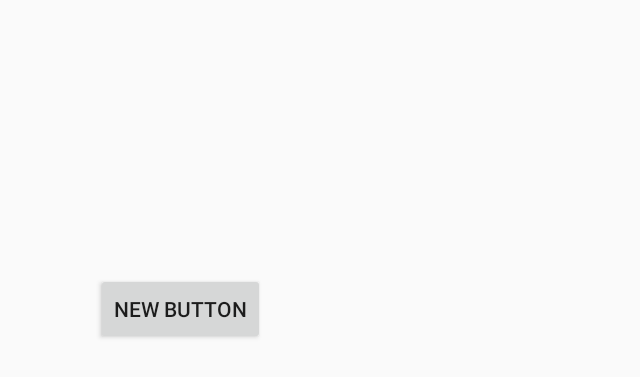
After one commit to yc1000/461GroupProject, an Android app: the GameStarterActivity screen opened directly, with no data from a screen before it, on a phone screen of 824 x 412 dp (held sideways). The commit adds this screen. Shown: the top 377 px of the screen, without its empty margins (0-640 px from the left). Run offline under Robolectric (Android 15) with nearby library versions, the light colour scheme and no system bars; 1 statement that could not run was skipped.

Commit message:
swag :+1:

```diff
--- a/BluetoothParts/app/src/main/java/com/example/yc100/bluetoothparts/BluetoothChatFragment.java
+++ b/BluetoothParts/app/src/main/java/com/example/yc100/bluetoothparts/BluetoothChatFragment.java
@@ -47,7 +47,6 @@ import android.widget.Toast;
  * This fragment controls Bluetooth to communicate with other devices.
  */
 public class BluetoothChatFragment extends Fragment {
-
     private static final String TAG = "BluetoothChatFragment";
 
     // Intent request codes
@@ -86,9 +85,14 @@ public class BluetoothChatFragment extends Fragment {
      */
     private BluetoothChatService mChatService = null;
 
+    private int activityNum = 0;
+
+    private static int used;
     @Override
     public void onCreate(Bundle savedInstanceState) {
         super.onCreate(savedInstanceState);
+
+        if(used != 7) {
             setHasOptionsMenu(true);
             // Get local Bluetooth adapter
             mBluetoothAdapter = BluetoothAdapter.getDefaultAdapter();
@@ -98,6 +102,8 @@ public class BluetoothChatFragment extends Fragment {
                 FragmentActivity activity = getActivity();
                 Toast.makeText(activity, "Bluetooth is not available", Toast.LENGTH_LONG).show();
                 activity.finish();
+            }
+            used = 7;
         }
     }
 
@@ -151,6 +157,10 @@ public class BluetoothChatFragment extends Fragment {
         //mConversationView = (ListView) view.findViewById(R.id.in);
         //mOutEditText = (EditText) view.findViewById(R.id.edit_text_out);
         //mSendButton = (Button) view.findViewById(R.id.button_send);
+    }
+
+    public void changeActivity(int newCode) {
+        activityNum = newCode;
     }
 
     /**
@@ -236,6 +246,15 @@ public class BluetoothChatFragment extends Fragment {
         }
     };
 
+    public void copy(BluetoothChatFragment rhs, int activityCode) {
+        this.activityNum = activityCode;
+        this.mBluetoothAdapter = rhs.mBluetoothAdapter;
+        this.mChatService = rhs.mChatService;
+        this.mConnectedDeviceName = rhs.mConnectedDeviceName;
+        this.mOutStringBuffer = rhs.mOutStringBuffer;
+        this.mChatService.changeHandler(mHandler);
+    }
+
     /**
      * Updates the status on the action bar.
      *
@@ -283,7 +302,6 @@ public class BluetoothChatFragment extends Fragment {
                         case BluetoothChatService.STATE_CONNECTED:
                             setStatus(getString(R.string.title_connected_to, mConnectedDeviceName));
                             //mConversationArrayAdapter.clear();
-                            // TODO: Add opponent surrendured here
                             break;
                         case BluetoothChatService.STATE_CONNECTING:
                             setStatus(R.string.title_connecting);
@@ -291,6 +309,7 @@ public class BluetoothChatFragment extends Fragment {
                         case BluetoothChatService.STATE_LISTEN:
                         case BluetoothChatService.STATE_NONE:
                             setStatus(R.string.title_not_connected);
+                            // TODO: Add opponent surrendered here
                             break;
                     }
                     break;
@@ -304,8 +323,10 @@ public class BluetoothChatFragment extends Fragment {
                     byte[] readBuf = (byte[]) msg.obj;
                     // construct a string from the valid bytes in the buffer
                     String readMessage = new String(readBuf, 0, msg.arg1);
-                    MainActivity.test();
-                    //mConversationArrayAdapter.add(readMessage);
+                    if(activityNum == 1) {
+                        GameStarterActivity mActivity = (GameStarterActivity) getActivity();
+                        mActivity.parse(readMessage);
+                    }
                     break;
                 case Constants.MESSAGE_DEVICE_NAME:
                     // save the connected device's name
@@ -406,4 +427,35 @@ public class BluetoothChatFragment extends Fragment {
         return false;
     }
 
+    public String getmConnectedDeviceName() {
+        return mConnectedDeviceName;
     }
+
+    /**
+     * Array adapter for the conversation thread
+     */
+    //public static MessageFifo mConversationArrayAdapter;
+
+    /**
+     * String buffer for outgoing messages
+     */
+    public StringBuffer getStringBuffer() {
+        return mOutStringBuffer;
+    }
+
+    /**
+     * Local Bluetooth adapter
+     */
+    public BluetoothAdapter getBluetoothAdapter() {
+        return mBluetoothAdapter;
+    }
+
+    /**
+     * Member object for the chat services
+     */
+    public BluetoothChatService getBluetoothChatService() {
+        return mChatService;
+    }
+
+
+}
--- a/BluetoothParts/app/src/main/java/com/example/yc100/bluetoothparts/BluetoothChatService.java
+++ b/BluetoothParts/app/src/main/java/com/example/yc100/bluetoothparts/BluetoothChatService.java
@@ -52,7 +52,7 @@ public class BluetoothChatService {
 
     // Member fields
     private final BluetoothAdapter mAdapter;
-    private final Handler mHandler;
+    private Handler mHandler;
     private AcceptThread mSecureAcceptThread;
     private AcceptThread mInsecureAcceptThread;
     private ConnectThread mConnectThread;
@@ -74,6 +74,10 @@ public class BluetoothChatService {
     public BluetoothChatService(Context context, Handler handler) {
         mAdapter = BluetoothAdapter.getDefaultAdapter();
         mState = STATE_NONE;
+        mHandler = handler;
+    }
+
+    public void changeHandler(Handler handler) {
         mHandler = handler;
     }
 
--- /dev/null
+++ b/BluetoothParts/app/src/main/java/com/example/yc100/bluetoothparts/GameStarterActivity.java
@@ -0,0 +1,58 @@
+package com.example.yc100.bluetoothparts;
+
+import android.content.Intent;
+import android.support.v4.app.FragmentTransaction;
+import android.support.v7.app.AppCompatActivity;
+import android.os.Bundle;
+import android.view.View;
+import android.widget.Button;
+import android.widget.RelativeLayout;
+import android.widget.TextView;
+
+public class GameStarterActivity extends AppCompatActivity {
+    public static BluetoothChatFragment fragment;
+
+    @Override
+    protected void onCreate(Bundle savedInstanceState) {
+        super.onCreate(savedInstanceState);
+        setContentView(R.layout.activity_game_starter);
+
+        fragment = new BluetoothChatFragment();
+        fragment.copy(MainActivity.fragment, 1);
+        if (savedInstanceState == null) {
+            FragmentTransaction transaction = getSupportFragmentManager().beginTransaction();
+            transaction.replace(R.id.game_content_fragment, fragment);
+            transaction.commit();
+        }
+        /*Intent intent = getIntent();
+        String msg = intent.getStringExtra(MainActivity.GAME_START);
+
+        TextView tv = new TextView(this);
+        tv.setTextSize(40);
+        tv.setText(msg);
+        RelativeLayout layout = (RelativeLayout) findViewById(R.id.Game);
+        layout.addView(tv);*/
+    }
+    @Override
+    public void onPause() {
+        super.onPause();
+        MainActivity.fragment.copy(fragment, 0);
+    }
+
+    @Override
+    public void onStop() {
+        MainActivity.fragment.copy(fragment, 0);
+        super.onStop();
+    }
+
+    public void testSendMessageInOtherActivity(View v) {
+        fragment.sendMessage("TestingFromAnotherActivity");
+    }
+
+    public void parse(String data) {
+        Button b = (Button) findViewById(R.id.button4);
+        b.setText(data);
+    }
+
+
+}
--- /dev/null
+++ b/BluetoothParts/app/src/main/res/layout/activity_game_starter.xml
@@ -0,0 +1,29 @@
+<?xml version="1.0" encoding="utf-8"?>
+<RelativeLayout xmlns:android="http://schemas.android.com/apk/res/android"
+    xmlns:tools="http://schemas.android.com/tools"
+    android:layout_width="match_parent"
+    android:layout_height="match_parent"
+    android:paddingBottom="@dimen/activity_vertical_margin"
+    android:paddingLeft="@dimen/activity_horizontal_margin"
+    android:paddingRight="@dimen/activity_horizontal_margin"
+    android:paddingTop="@dimen/activity_vertical_margin"
+    tools:context="com.example.yc100.bluetoothparts.GameStarterActivity"
+    android:id="@+id/Game">
+
+    <FrameLayout
+        android:id="@+id/game_content_fragment"
+        android:layout_weight="0"
+        android:layout_width="match_parent"
+        android:layout_height="0px"
+        android:visibility="invisible" />
+
+    <Button
+        android:layout_width="wrap_content"
+        android:layout_height="wrap_content"
+        android:text="New Button"
+        android:id="@+id/button4"
+        android:layout_centerVertical="true"
+        android:layout_alignParentLeft="true"
+        android:layout_alignParentStart="true"
+        android:onClick="testSendMessageInOtherActivity" />
+</RelativeLayout>
--- a/BluetoothParts/build.gradle
+++ b/BluetoothParts/build.gradle
@@ -5,7 +5,7 @@ buildscript {
         jcenter()
     }
     dependencies {
-        classpath 'com.android.tools.build:gradle:1.5.0'
+        classpath 'com.android.tools.build:gradle:2.1.0'
 
         // NOTE: Do not place your application dependencies here; they belong
         // in the individual module build.gradle files
```
Also changed, not shown: BluetoothParts/app/src/main/AndroidManifest.xml (+5 -4 lines), BluetoothParts/app/src/main/java/com/example/yc100/bluetoothparts/MainActivity.java (+15 -24 lines), BluetoothParts/gradle/wrapper/gradle-wrapper.properties, 1 other file. Lines whose indentation alone changed are shown as unchanged.
